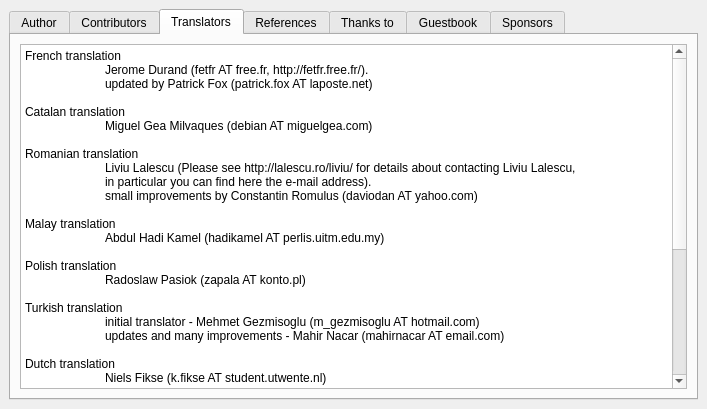
Before: the Qt Designer form fet/src/interface/helpaboutform_template.ui in vonmecheln/fet, drawn with Qt 5.
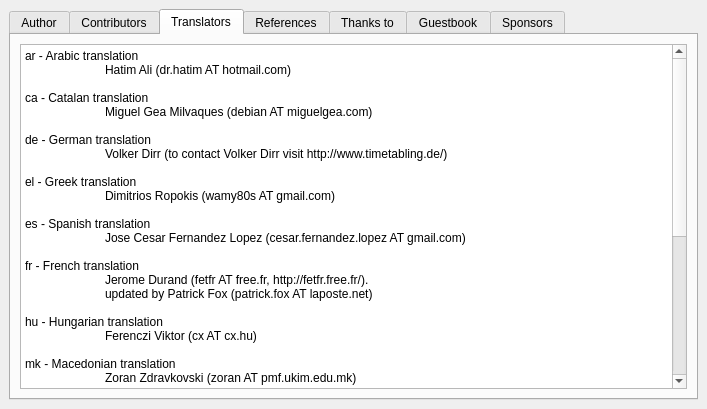
After: the same form once the commit is applied. The open tabs and pages were chosen to show the change.

What changed in the file:
```diff
--- a/fet/src/interface/helpaboutform_template.ui
+++ b/fet/src/interface/helpaboutform_template.ui
@@ -168,45 +168,48 @@
           <string>&lt;html>&lt;head>&lt;meta name="qrichtext" content="1" />&lt;style type="text/css">
 p, li { white-space: pre-wrap; }
 &lt;/style>&lt;/head>&lt;body style=" font-family:'Sans Serif'; font-size:9pt; font-weight:400; font-style:normal;">
-&lt;p style=" margin-top:0px; margin-bottom:0px; margin-left:0px; margin-right:0px; -qt-block-indent:0; text-indent:0px;">French translation &lt;/p>
+&lt;p style=" margin-top:0px; margin-bottom:0px; margin-left:0px; margin-right:0px; -qt-block-indent:0; text-indent:0px;">ar - Arabic translation&lt;/p>
+&lt;p style=" margin-top:0px; margin-bottom:0px; margin-left:0px; margin-right:0px; -qt-block-indent:0; text-indent:0px;">	Hatim Ali (dr.hatim AT hotmail.com)&lt;/p>
+&lt;p style="-qt-paragraph-type:empty; margin-top:0px; margin-bottom:0px; margin-left:0px; margin-right:0px; -qt-block-indent:0; text-indent:0px;">&lt;/p>
+&lt;p style=" margin-top:0px; margin-bottom:0px; margin-left:0px; margin-right:0px; -qt-block-indent:0; text-indent:0px;">ca - Catalan translation&lt;/p>
+&lt;p style=" margin-top:0px; margin-bottom:0px; margin-left:0px; margin-right:0px; -qt-block-indent:0; text-indent:0px;">	Miguel Gea Milvaques (debian AT miguelgea.com)&lt;/p>
+&lt;p style="-qt-paragraph-type:empty; margin-top:0px; margin-bottom:0px; margin-left:0px; margin-right:0px; -qt-block-indent:0; text-indent:0px;">&lt;/p>
+&lt;p style=" margin-top:0px; margin-bottom:0px; margin-left:0px; margin-right:0px; -qt-block-indent:0; text-indent:0px;">de - German translation&lt;/p>
+&lt;p style=" margin-top:0px; margin-bottom:0px; margin-left:0px; margin-right:0px; -qt-block-indent:0; text-indent:0px;">	Volker Dirr (to contact Volker Dirr visit http://www.timetabling.de/)&lt;/p>
+&lt;p style="-qt-paragraph-type:empty; margin-top:0px; margin-bottom:0px; margin-left:0px; margin-right:0px; -qt-block-indent:0; text-indent:0px;">&lt;/p>
+&lt;p style=" margin-top:0px; margin-bottom:0px; margin-left:0px; margin-right:0px; -qt-block-indent:0; text-indent:0px;">el - Greek translation&lt;/p>
+&lt;p style=" margin-top:0px; margin-bottom:0px; margin-left:0px; margin-right:0px; -qt-block-indent:0; text-indent:0px;">	Dimitrios Ropokis (wamy80s AT gmail.com)&lt;/p>
+&lt;p style="-qt-paragraph-type:empty; margin-top:0px; margin-bottom:0px; margin-left:0px; margin-right:0px; -qt-block-indent:0; text-indent:0px;">&lt;/p>
+&lt;p style=" margin-top:0px; margin-bottom:0px; margin-left:0px; margin-right:0px; -qt-block-indent:0; text-indent:0px;">es - Spanish translation&lt;/p>
+&lt;p style=" margin-top:0px; margin-bottom:0px; margin-left:0px; margin-right:0px; -qt-block-indent:0; text-indent:0px;">	Jose Cesar Fernandez Lopez (cesar.fernandez.lopez AT gmail.com)&lt;/p>
+&lt;p style="-qt-paragraph-type:empty; margin-top:0px; margin-bottom:0px; margin-left:0px; margin-right:0px; -qt-block-indent:0; text-indent:0px;">&lt;/p>
+&lt;p style=" margin-top:0px; margin-bottom:0px; margin-left:0px; margin-right:0px; -qt-block-indent:0; text-indent:0px;">fr - French translation &lt;/p>
 &lt;p style=" margin-top:0px; margin-bottom:0px; margin-left:0px; margin-right:0px; -qt-block-indent:0; text-indent:0px;">	Jerome Durand (fetfr AT free.fr, http://fetfr.free.fr/).&lt;/p>
 &lt;p style=" margin-top:0px; margin-bottom:0px; margin-left:0px; margin-right:0px; -qt-block-indent:0; text-indent:0px;">	updated by Patrick Fox (patrick.fox AT laposte.net)&lt;/p>
 &lt;p style="-qt-paragraph-type:empty; margin-top:0px; margin-bottom:0px; margin-left:0px; margin-right:0px; -qt-block-indent:0; text-indent:0px;">&lt;/p>
-&lt;p style=" margin-top:0px; margin-bottom:0px; margin-left:0px; margin-right:0px; -qt-block-indent:0; text-indent:0px;">Catalan translation&lt;/p>
-&lt;p style=" margin-top:0px; margin-bottom:0px; margin-left:0px; margin-right:0px; -qt-block-indent:0; text-indent:0px;">	Miguel Gea Milvaques (debian AT miguelgea.com)&lt;/p>
+&lt;p style=" margin-top:0px; margin-bottom:0px; margin-left:0px; margin-right:0px; -qt-block-indent:0; text-indent:0px;">hu - Hungarian translation&lt;/p>
+&lt;p style=" margin-top:0px; margin-bottom:0px; margin-left:0px; margin-right:0px; -qt-block-indent:0; text-indent:0px;">	Ferenczi Viktor (cx AT cx.hu)&lt;/p>
 &lt;p style="-qt-paragraph-type:empty; margin-top:0px; margin-bottom:0px; margin-left:0px; margin-right:0px; -qt-block-indent:0; text-indent:0px;">&lt;/p>
-&lt;p style=" margin-top:0px; margin-bottom:0px; margin-left:0px; margin-right:0px; -qt-block-indent:0; text-indent:0px;">Romanian translation&lt;/p>
+&lt;p style=" margin-top:0px; margin-bottom:0px; margin-left:0px; margin-right:0px; -qt-block-indent:0; text-indent:0px;">mk - Macedonian translation&lt;/p>
+&lt;p style=" margin-top:0px; margin-bottom:0px; margin-left:0px; margin-right:0px; -qt-block-indent:0; text-indent:0px;">	Zoran Zdravkovski (zoran AT pmf.ukim.edu.mk)&lt;/p>
+&lt;p style="-qt-paragraph-type:empty; margin-top:0px; margin-bottom:0px; margin-left:0px; margin-right:0px; -qt-block-indent:0; text-indent:0px;">&lt;/p>
+&lt;p style=" margin-top:0px; margin-bottom:0px; margin-left:0px; margin-right:0px; -qt-block-indent:0; text-indent:0px;">ms - Malay translation&lt;/p>
+&lt;p style=" margin-top:0px; margin-bottom:0px; margin-left:0px; margin-right:0px; -qt-block-indent:0; text-indent:0px;">	Abdul Hadi Kamel (hadikamel AT perlis.uitm.edu.my)&lt;/p>
+&lt;p style="-qt-paragraph-type:empty; margin-top:0px; margin-bottom:0px; margin-left:0px; margin-right:0px; -qt-block-indent:0; text-indent:0px;">&lt;/p>
+&lt;p style=" margin-top:0px; margin-bottom:0px; margin-left:0px; margin-right:0px; -qt-block-indent:0; text-indent:0px;">nl - Dutch translation&lt;/p>
+&lt;p style=" margin-top:0px; margin-bottom:0px; margin-left:0px; margin-right:0px; -qt-block-indent:0; text-indent:0px;">	Niels Fikse (k.fikse AT student.utwente.nl)&lt;/p>
+&lt;p style="-qt-paragraph-type:empty; margin-top:0px; margin-bottom:0px; margin-left:0px; margin-right:0px; -qt-block-indent:0; text-indent:0px;">&lt;/p>
+&lt;p style=" margin-top:0px; margin-bottom:0px; margin-left:0px; margin-right:0px; -qt-block-indent:0; text-indent:0px;">pl - Polish translation&lt;/p>
+&lt;p style=" margin-top:0px; margin-bottom:0px; margin-left:0px; margin-right:0px; -qt-block-indent:0; text-indent:0px;">	Radoslaw Pasiok (zapala AT konto.pl)&lt;/p>
+&lt;p style="-qt-paragraph-type:empty; margin-top:0px; margin-bottom:0px; margin-left:0px; margin-right:0px; -qt-block-indent:0; text-indent:0px;">&lt;/p>
+&lt;p style=" margin-top:0px; margin-bottom:0px; margin-left:0px; margin-right:0px; -qt-block-indent:0; text-indent:0px;">ro - Romanian translation&lt;/p>
 &lt;p style=" margin-top:0px; margin-bottom:0px; margin-left:0px; margin-right:0px; -qt-block-indent:0; text-indent:0px;">	Liviu Lalescu (Please see http://lalescu.ro/liviu/ for details about contacting Liviu Lalescu,&lt;/p>
 &lt;p style=" margin-top:0px; margin-bottom:0px; margin-left:0px; margin-right:0px; -qt-block-indent:0; text-indent:0px;">	in particular you can find here the e-mail address).&lt;/p>
 &lt;p style=" margin-top:0px; margin-bottom:0px; margin-left:0px; margin-right:0px; -qt-block-indent:0; text-indent:0px;">	small improvements by Constantin Romulus (daviodan AT yahoo.com)&lt;/p>
 &lt;p style="-qt-paragraph-type:empty; margin-top:0px; margin-bottom:0px; margin-left:0px; margin-right:0px; -qt-block-indent:0; text-indent:0px;">&lt;/p>
-&lt;p style=" margin-top:0px; margin-bottom:0px; margin-left:0px; margin-right:0px; -qt-block-indent:0; text-indent:0px;">Malay translation&lt;/p>
-&lt;p style=" margin-top:0px; margin-bottom:0px; margin-left:0px; margin-right:0px; -qt-block-indent:0; text-indent:0px;">	Abdul Hadi Kamel (hadikamel AT perlis.uitm.edu.my)&lt;/p>
-&lt;p style="-qt-paragraph-type:empty; margin-top:0px; margin-bottom:0px; margin-left:0px; margin-right:0px; -qt-block-indent:0; text-indent:0px;">&lt;/p>
-&lt;p style=" margin-top:0px; margin-bottom:0px; margin-left:0px; margin-right:0px; -qt-block-indent:0; text-indent:0px;">Polish translation&lt;/p>
-&lt;p style=" margin-top:0px; margin-bottom:0px; margin-left:0px; margin-right:0px; -qt-block-indent:0; text-indent:0px;">	Radoslaw Pasiok (zapala AT konto.pl)&lt;/p>
-&lt;p style="-qt-paragraph-type:empty; margin-top:0px; margin-bottom:0px; margin-left:0px; margin-right:0px; -qt-block-indent:0; text-indent:0px;">&lt;/p>
-&lt;p style=" margin-top:0px; margin-bottom:0px; margin-left:0px; margin-right:0px; -qt-block-indent:0; text-indent:0px;">Turkish translation&lt;/p>
+&lt;p style=" margin-top:0px; margin-bottom:0px; margin-left:0px; margin-right:0px; -qt-block-indent:0; text-indent:0px;">tr - Turkish translation&lt;/p>
 &lt;p style=" margin-top:0px; margin-bottom:0px; margin-left:0px; margin-right:0px; -qt-block-indent:0; text-indent:0px;">	initial translator - Mehmet Gezmisoglu (m_gezmisoglu AT hotmail.com)&lt;/p>
 &lt;p style=" margin-top:0px; margin-bottom:0px; margin-left:0px; margin-right:0px; -qt-block-indent:0; text-indent:0px;">	updates and many improvements - Mahir Nacar (mahirnacar AT email.com)&lt;/p>
-&lt;p style="-qt-paragraph-type:empty; margin-top:0px; margin-bottom:0px; margin-left:0px; margin-right:0px; -qt-block-indent:0; text-indent:0px;">&lt;/p>
-&lt;p style=" margin-top:0px; margin-bottom:0px; margin-left:0px; margin-right:0px; -qt-block-indent:0; text-indent:0px;">Dutch translation&lt;/p>
-&lt;p style=" margin-top:0px; margin-bottom:0px; margin-left:0px; margin-right:0px; -qt-block-indent:0; text-indent:0px;">	Niels Fikse (k.fikse AT student.utwente.nl)&lt;/p>
-&lt;p style="-qt-paragraph-type:empty; margin-top:0px; margin-bottom:0px; margin-left:0px; margin-right:0px; -qt-block-indent:0; text-indent:0px;">&lt;/p>
-&lt;p style=" margin-top:0px; margin-bottom:0px; margin-left:0px; margin-right:0px; -qt-block-indent:0; text-indent:0px;">German translation&lt;/p>
-&lt;p style=" margin-top:0px; margin-bottom:0px; margin-left:0px; margin-right:0px; -qt-block-indent:0; text-indent:0px;">	Volker Dirr (to contact Volker Dirr visit http://www.timetabling.de/)&lt;/p>
-&lt;p style="-qt-paragraph-type:empty; margin-top:0px; margin-bottom:0px; margin-left:0px; margin-right:0px; -qt-block-indent:0; text-indent:0px;">&lt;/p>
-&lt;p style=" margin-top:0px; margin-bottom:0px; margin-left:0px; margin-right:0px; -qt-block-indent:0; text-indent:0px;">Hungarian translation&lt;/p>
-&lt;p style=" margin-top:0px; margin-bottom:0px; margin-left:0px; margin-right:0px; -qt-block-indent:0; text-indent:0px;">	Ferenczi Viktor (cx AT cx.hu)&lt;/p>
-&lt;p style="-qt-paragraph-type:empty; margin-top:0px; margin-bottom:0px; margin-left:0px; margin-right:0px; -qt-block-indent:0; text-indent:0px;">&lt;/p>
-&lt;p style=" margin-top:0px; margin-bottom:0px; margin-left:0px; margin-right:0px; -qt-block-indent:0; text-indent:0px;">Macedonian translation&lt;/p>
-&lt;p style=" margin-top:0px; margin-bottom:0px; margin-left:0px; margin-right:0px; -qt-block-indent:0; text-indent:0px;">	Zoran Zdravkovski (zoran AT pmf.ukim.edu.mk)&lt;/p>
-&lt;p style="-qt-paragraph-type:empty; margin-top:0px; margin-bottom:0px; margin-left:0px; margin-right:0px; -qt-block-indent:0; text-indent:0px;">&lt;/p>
-&lt;p style=" margin-top:0px; margin-bottom:0px; margin-left:0px; margin-right:0px; -qt-block-indent:0; text-indent:0px;">Spanish translation&lt;/p>
-&lt;p style=" margin-top:0px; margin-bottom:0px; margin-left:0px; margin-right:0px; -qt-block-indent:0; text-indent:0px;">	Jose Cesar Fernandez Lopez (cesar.fernandez.lopez AT gmail.com)&lt;/p>
-&lt;p style="-qt-paragraph-type:empty; margin-top:0px; margin-bottom:0px; margin-left:0px; margin-right:0px; -qt-block-indent:0; text-indent:0px;">&lt;/p>
-&lt;p style=" margin-top:0px; margin-bottom:0px; margin-left:0px; margin-right:0px; -qt-block-indent:0; text-indent:0px;">Greek translation&lt;/p>
-&lt;p style=" margin-top:0px; margin-bottom:0px; margin-left:0px; margin-right:0px; -qt-block-indent:0; text-indent:0px;">	Dimitrios Ropokis (wamy80s AT gmail.com)&lt;/p>
 &lt;p style="-qt-paragraph-type:empty; margin-top:0px; margin-bottom:0px; margin-left:0px; margin-right:0px; -qt-block-indent:0; text-indent:0px;">&lt;/p>&lt;/body>&lt;/html></string>
          </property>
         </widget>
```
Left out of the diff: 39 changed lines with no effect on the pictures.
